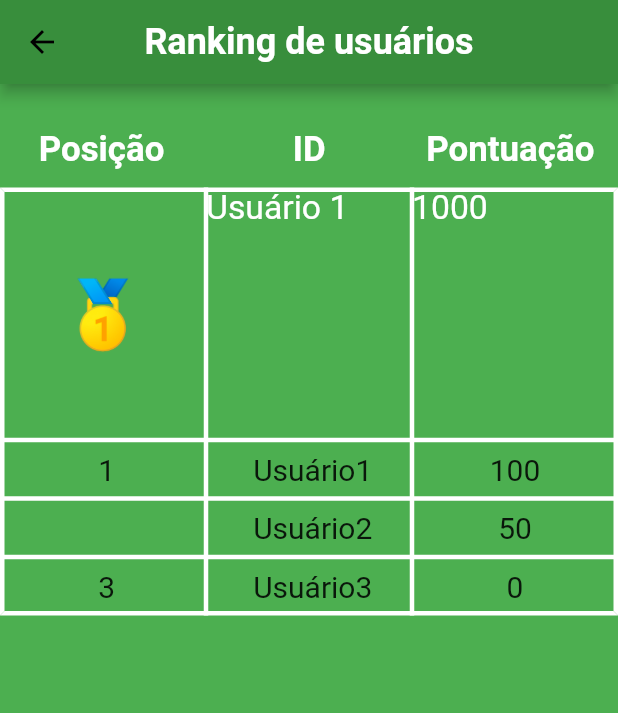
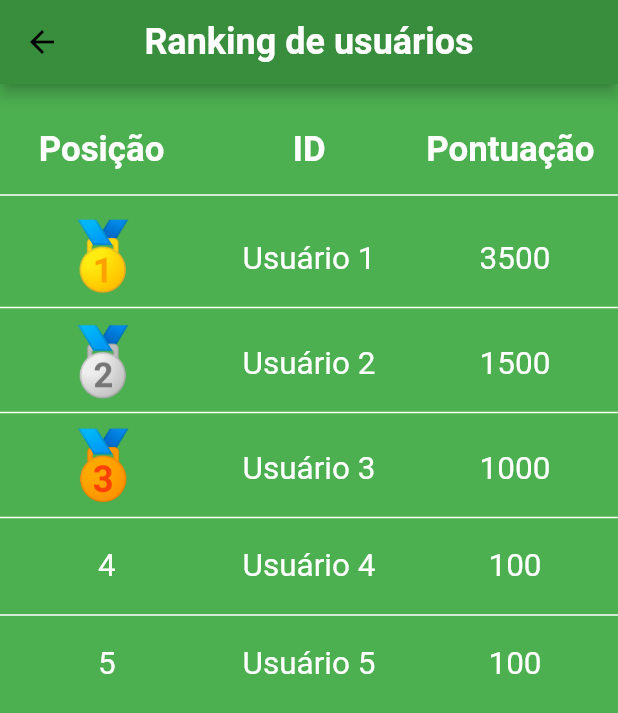
Before and after one commit to thiagoassisk8/bsb_go, a Flutter app: the Ranking screen opened directly, on a phone screen of 412 x 824 dp. Shown: the top 713 px of the screen. Run offline on Flutter 3.47's test engine with Material 2 defaults, Android fonts, the phone set to English and light mode, and no system bars; our stand-ins replace bloc, flutter_bloc, google_maps_flutter, rxdart; Roboto replaces fonts that are missing (RobotoMono).

Commit message:
Atualização

```diff
--- a/lib/bloc.navigation_bloc/navigation_bloc.dart
+++ b/lib/bloc.navigation_bloc/navigation_bloc.dart
@@ -4,6 +4,7 @@ import 'package:sidebar_animation/pages/Ranking.dart';
 import 'package:sidebar_animation/pages/circuito_andamento.dart';
 import 'package:sidebar_animation/pages/config.dart';
 import 'package:sidebar_animation/pages/mappage.dart';
+import 'package:sidebar_animation/pages/suporte.dart';
 
 
 enum NavigationEvents {
@@ -40,10 +41,10 @@ class NavigationBloc extends Bloc<NavigationEvents, NavigationStates> {
       case NavigationEvents.Configuracoes:
         yield Configuracoes();
         break;
-     /* case NavigationEvents.Ranking:
+      case NavigationEvents.Suporte:
         yield Suporte();
         break;
-         case NavigationEvents.Ranking:
+     /*    case NavigationEvents.Ranking:
         yield Logout();
         break;*/
     }
--- a/lib/pages/Ranking.dart
+++ b/lib/pages/Ranking.dart
@@ -54,31 +54,78 @@ class Ranking extends StatelessWidget with NavigationStates {
                             fontSize: 15.5))),
               ],
             )),
+        Divider(
+          height: 10,
+          thickness: 1,
+          color: Colors.white.withOpacity(1),
+          indent: 0,
+          endIndent: 0,
+        ),
         Table(
           textDirection: TextDirection.rtl,
           //defaultVerticalAlignment: TableCellVerticalAlignment.bottom,
-          border: TableBorder.all(width: 3.0, color: Colors.white),
+          border: TableBorder(horizontalInside: BorderSide(width: 1, color: Colors.white, style: BorderStyle.solid)),
           children: [
             TableRow(
               children: [
-                Text("1000",
+                Text("\n3500",
+                    textAlign: TextAlign.center,
                     textScaleFactor: 1.5,
                     style: TextStyle(
                         fontFamily: 'RobotoMono',
-                        color: Colors.white,
-                        fontSize: 15.0)),
-                Text("Usuário 1",
+                        color: Colors.white)),
+                Text("\nUsuário 1",
+                    textScaleFactor: 1.5,
+                    textAlign: TextAlign.center,
+                    style: TextStyle(
+                        fontFamily: 'RobotoMono',
+                        color: Colors.white)),
+                Image.asset("imagens/1lugar.png", scale: 5,
+                  height: 70,
+                  width: 70,),
+              ],
+            ),
+            TableRow(
+              children: [
+                Text("\n1500",
+                    textAlign: TextAlign.center,
                     textScaleFactor: 1.5,
                     style: TextStyle(
                         fontFamily: 'RobotoMono',
-                        color: Colors.white,
-                        fontSize: 15.0)),
-                Image.asset("imagens/1lugar.png", scale: 5),
+                        color: Colors.white)),
+                Text("\nUsuário 2",
+                    textScaleFactor: 1.5,
+                    textAlign: TextAlign.center,
+                    style: TextStyle(
+                        fontFamily: 'RobotoMono',
+                        color: Colors.white)),
+                Image.asset("imagens/2lugar.png", scale: 5,
+                  height: 70,
+                  width: 70,),
               ],
             ),
-            _criarLinhaTable("100, Usuário1, 1"),
-            _criarLinhaTable("50, Usuário2,"),
-            _criarLinhaTable("0, Usuário3, 3"),
+            TableRow(
+              children: [
+                Text("\n1000",
+                    textAlign: TextAlign.center,
+                    textScaleFactor: 1.5,
+                    style: TextStyle(
+                        fontFamily: 'RobotoMono',
+                        color: Colors.white)),
+                Text("\nUsuário 3",
+                    textScaleFactor: 1.5,
+                    textAlign: TextAlign.center,
+                    style: TextStyle(
+                        fontFamily: 'RobotoMono',
+                        color: Colors.white)),
+                Image.asset("imagens/3lugar.png", scale: 5,
+                  height: 70,
+                  width: 70,),
+              ],
+            ),
+            _criarLinhaTable("100,Usuário 4, 4"),
+            _criarLinhaTable("100,Usuário 5, 5"),
+
           ],
         ),
       ],
@@ -92,9 +139,11 @@ class Ranking extends StatelessWidget with NavigationStates {
           alignment: Alignment.center,
           child: Text(
             name,
-            style: TextStyle(fontSize: 20.0),
+            textScaleFactor: 1.5,
+            style: TextStyle(fontFamily: 'RobotoMono',
+                color: Colors.white),
           ),
-          padding: EdgeInsets.all(8.0),
+          padding: EdgeInsets.all(20.0),
         );
       }).toList(),
     );
--- a/lib/sidebar/sidebar.dart
+++ b/lib/sidebar/sidebar.dart
@@ -1,5 +1,6 @@
 import 'dart:async';
 
+import 'package:flutter/cupertino.dart';
 import 'package:flutter/material.dart';
 import 'package:flutter_bloc/flutter_bloc.dart';
 import 'package:rxdart/rxdart.dart';
@@ -79,6 +80,9 @@ class _SideBarState extends State<SideBar> with SingleTickerProviderStateMixin<S
                           "Usuário",
                           style: TextStyle(color: Colors.white, fontSize: 30, fontWeight: FontWeight.w800),
                         ),
+                        subtitle: Text(
+                          "Pontos: 3500",
+                          style: TextStyle(color: Colors.white, fontSize: 15, fontWeight: FontWeight.w800)),
                         leading: CircleAvatar(
                           child: Icon(
                             Icons.perm_identity,
```
Also changed, not shown: lib/pages/CircuitosSugeridos.dart (added, +90 -0 lines), lib/pages/EscolherPerfil.dart (added, +88 -0 lines), lib/pages/Login.dart (added, +34 -0 lines), lib/pages/mappage.dart (+13 -1 lines), lib/pages/suporte.dart (added, +50 -0 lines), imagens/login2.jpg (added).
